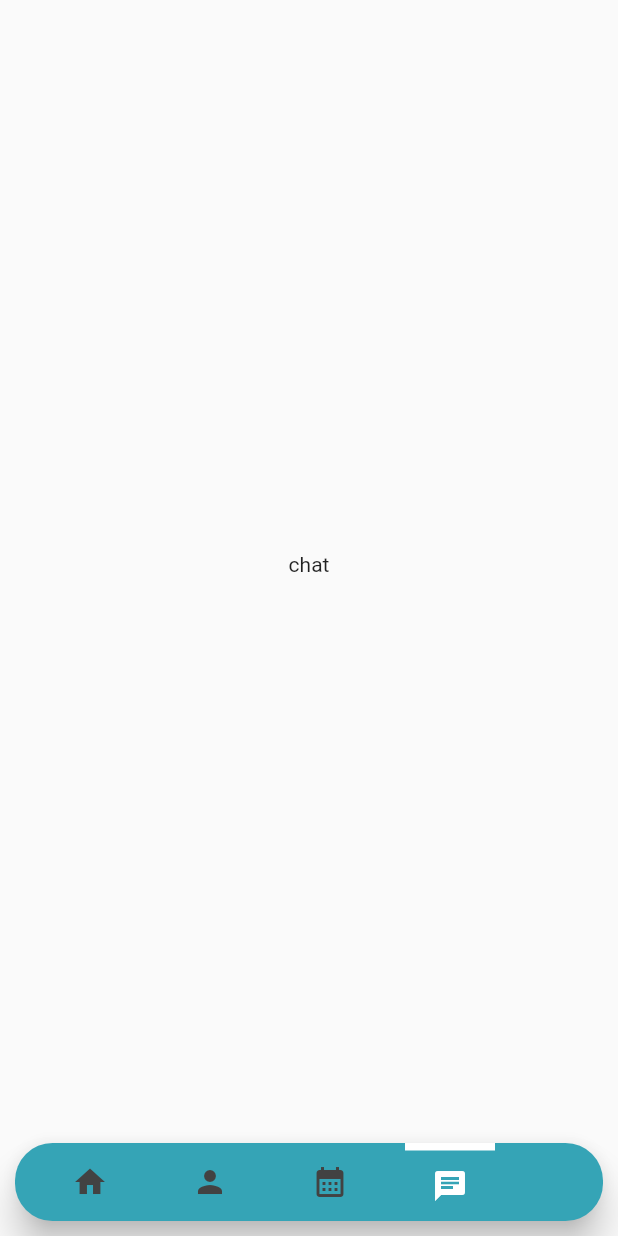
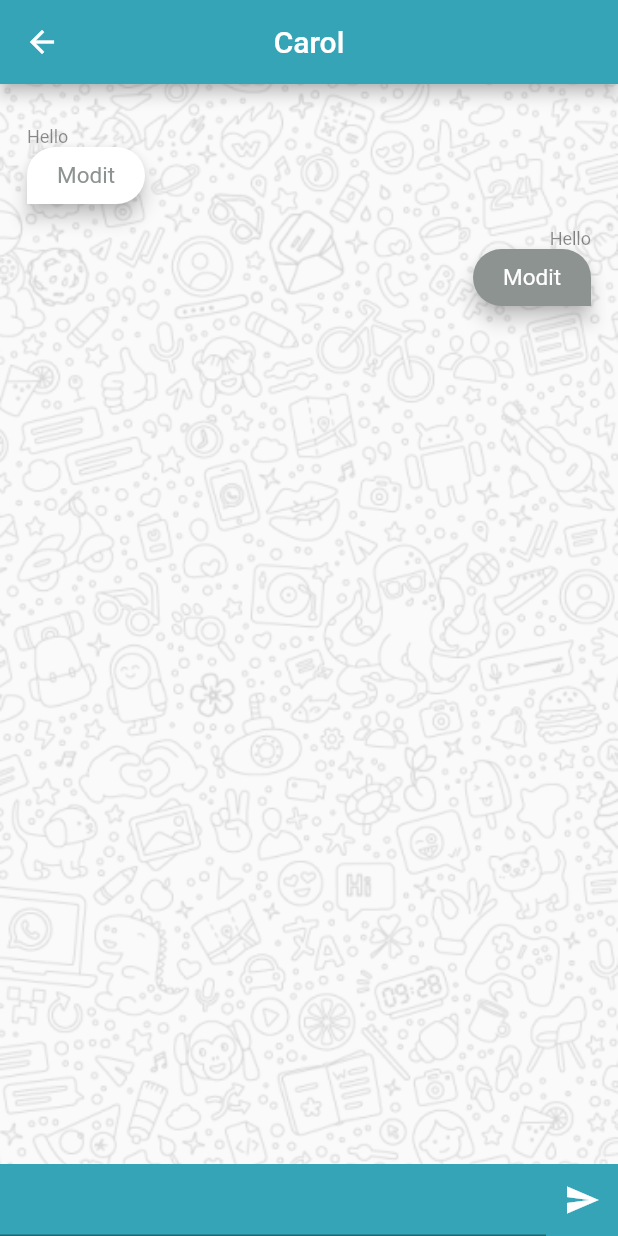
Before and after one commit to akuetteh51/ProjectWork, a Flutter app: the aichat screen opened directly, on a phone screen of 412 x 824 dp. Run offline on Flutter 3.47's test engine with Material 2 defaults, Android fonts, the light colour scheme and no system bars; our stand-ins replace charts_flutter, get.

Commit message:
chat created and api end point directory created

```diff
--- a/Testing/vita_check/lib/views/aichat_screen.dart
+++ b/Testing/vita_check/lib/views/aichat_screen.dart
@@ -1,16 +1,124 @@
 import 'package:flutter/material.dart';
+
 import 'package:vita_check/widgets.dart/bottom_navigation..dart';
+
+List<String> messageWidget = ["Hello", "Modit"];
+List<String> messageSender = ["Hello", "Modit"];
 
 class aichat extends StatelessWidget {
   const aichat({Key? key}) : super(key: key);
 
   @override
   Widget build(BuildContext context) {
+    final messageTextController = TextEditingController();
     return Scaffold(
-      bottomNavigationBar: BottomNavigation(
-        selectedIndex: 3,
+      appBar: AppBar(
+        backgroundColor: Color(0xff35A4B6),
+        leading: BackButtonIcon(),
+        title: Text("Carol"),
+        centerTitle: true,
       ),
-      body: Center(child: Text("chat")),
+      body: SafeArea(
+        child: Stack(children: [
+          Image.asset(
+            "assets/chatbackground.png",
+            fit: BoxFit.cover,
+            width: MediaQuery.of(context).size.width,
+            height: MediaQuery.of(context).size.height,
+          ),
+          Expanded(
+              child: ListView(
+            padding: EdgeInsets.symmetric(horizontal: 10, vertical: 20),
+            children: [
+              MessageBubble(
+                sender: messageSender[0],
+                text: messageSender[1],
+                user: false,
+              ),
+              MessageBubble(
+                sender: messageSender[0],
+                text: messageSender[1],
+                user: true,
+              )
+            ],
+          )),
+          Positioned(
+              left: 0,
+              right: 0,
+              bottom: 0,
+              child: Container(
+                // decoration:  ,
+
+                color: Color(0xff35A4B6),
+                child: Row(
+                  crossAxisAlignment: CrossAxisAlignment.center,
+                  children: [
+                    Expanded(
+                        child: TextField(
+                      style: TextStyle(color: Colors.white),
+                      textAlign: TextAlign.center,
+                      controller: messageTextController,
+                      cursorColor: Color.fromRGBO(1, 0, 9, 1),
+                      onChanged: (value) {
+                        messageSender.add(value);
+                      },
+                    )),
+                    IconButton(
+                      onPressed: () {
+                        messageTextController.clear();
+                      },
+                      icon: Icon(
+                        Icons.send,
+                        color: Colors.white,
+                      ),
+                    )
+                  ],
+                ),
+              ))
+        ]),
+      ),
     );
   }
 }
+
+class MessageBubble extends StatelessWidget {
+  MessageBubble({required this.sender, required this.text, required this.user});
+  final String sender;
+  final String text;
+  final bool user;
+
+  @override
+  Widget build(BuildContext context) {
+    return Padding(
+      padding: EdgeInsets.all(8.0),
+      child: Column(
+        crossAxisAlignment:
+            user ? CrossAxisAlignment.end : CrossAxisAlignment.start,
+        children: [
+          Text(
+            "$sender",
+            style: TextStyle(fontSize: 12.0, color: Colors.black45),
+          ),
+          Material(
+            borderRadius: BorderRadius.only(
+                topLeft: Radius.circular(30),
+                topRight: Radius.circular(30),
+                bottomLeft: user ? Radius.circular(30) : Radius.circular(0),
+                bottomRight: user ? Radius.circular(0) : Radius.circular(30)),
+            elevation: 5.0,
+            color: user ? Color(0xff8C9391) : Colors.white,
+            child: Padding(
+              padding: EdgeInsets.symmetric(vertical: 10.0, horizontal: 20),
+              child: Text(
+                "$text",
+                style: TextStyle(
+                    fontSize: 15.0,
+                    color: user ? Colors.white : Color(0xff8C9391)),
+              ),
+            ),
+          ),
+        ],
+      ),
+    );
+  }
+}
```
Also changed, not shown: Testing/vita_check/assets/chatbackground.png (renamed from Testing/vita_check/assets/chatbackground .png).
